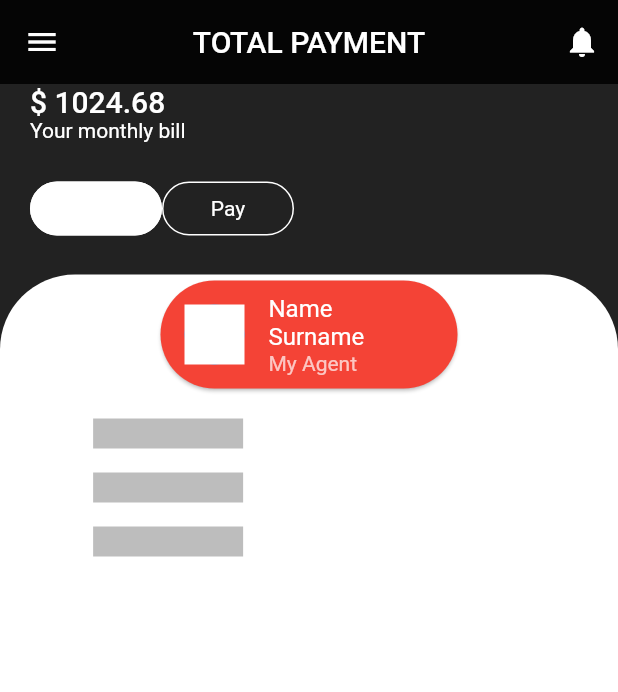
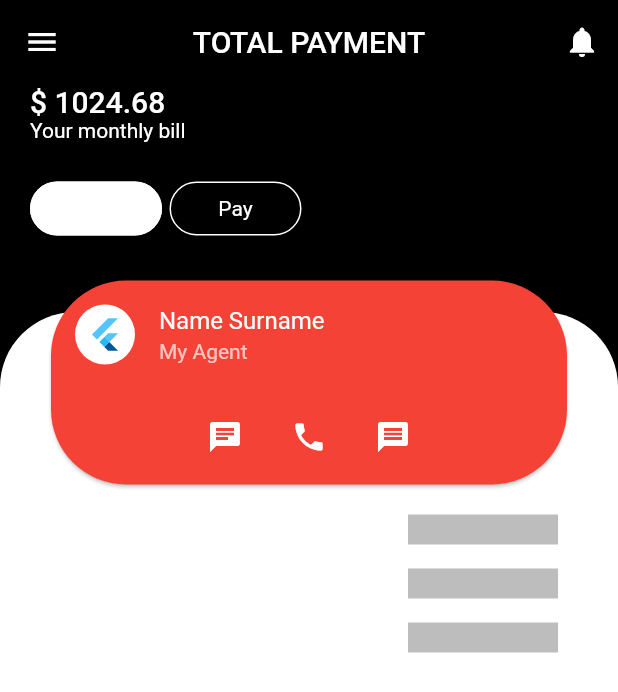
Before and after one commit to AndreyZhartun/flutter-insurance, a Flutter app: the screen it shows after launch, on a phone screen of 412 x 824 dp. Shown: the top 692 px of the screen. Run offline on Flutter 3.47's test engine with Material 2 defaults, Android fonts, the phone set to English and light mode, and no system bars.

Commit message:
карта агента, фиксы паддингов

```diff
--- a/lib/main.dart
+++ b/lib/main.dart
@@ -14,8 +14,8 @@ class MyApp extends StatelessWidget {
       debugShowCheckedModeBanner: false,
       theme: ThemeData(
         //primarySwatch: Colors.black,
-        scaffoldBackgroundColor: Colors.black87,
-        accentColor: Colors.black26,
+        scaffoldBackgroundColor: Colors.black,
+        //accentColor: Colors.black26,
         textTheme: Typography.whiteMountainView,
         accentTextTheme: Typography.blackMountainView,
         iconTheme: IconThemeData(
--- a/lib/profile.dart
+++ b/lib/profile.dart
@@ -4,7 +4,10 @@ import 'package:flutter/material.dart';
 class Profile extends StatelessWidget {
   @override
   Widget build(BuildContext context) {
+    //theming
     TextTheme textTheme = Theme.of(context).textTheme;
+    double horizontalPadding = 20;
+    double verticalPadding = 20;
     return Scaffold(
       appBar: AppBar(
         backgroundColor: Theme.of(context).scaffoldBackgroundColor,
@@ -27,22 +30,22 @@ class Profile extends StatelessWidget {
         crossAxisAlignment: CrossAxisAlignment.start,
         children: <Widget>[
           Padding(
-            padding: const EdgeInsets.symmetric(horizontal: 20.0),
+            padding: EdgeInsets.symmetric(horizontal: horizontalPadding),
             child: Text(
               '\$ 1024.68',
               style: textTheme.headline6,
             ),
           ),
           Padding(
-            padding: const EdgeInsets.symmetric(horizontal: 20.0),
+            padding: EdgeInsets.symmetric(horizontal: horizontalPadding),
             child: Text(
               'Your monthly bill',
               style: textTheme.bodyText2,
             ),
           ),
           Padding(
-            padding:
-                const EdgeInsets.symmetric(horizontal: 20.0, vertical: 20.0),
+            padding: EdgeInsets.symmetric(
+                horizontal: horizontalPadding, vertical: verticalPadding),
             child: Row(
               children: <Widget>[
                 FlatButton(
@@ -57,6 +60,7 @@ class Profile extends StatelessWidget {
                     borderRadius: BorderRadius.circular(100),
                   ),
                 ),
+                SizedBox(width: 5),
                 FlatButton(
                   onPressed: () {},
                   child: Text('Pay', style: textTheme.bodyText2),
@@ -78,8 +82,13 @@ class Profile extends StatelessWidget {
 class _TypesList extends StatelessWidget {
   @override
   Widget build(BuildContext context) {
+    //theming
     Radius _radius = Radius.circular(50);
     return Expanded(
+      child: Stack(
+        children: <Widget>[
+          Padding(
+            padding: const EdgeInsets.only(top: 25),
             child: Container(
               decoration: BoxDecoration(
                 color: Colors.white,
@@ -88,14 +97,18 @@ class _TypesList extends StatelessWidget {
                   topRight: _radius,
                 ),
               ),
-        child: Column(
+            ),
+          ),
+          Column(
+            crossAxisAlignment: CrossAxisAlignment.start,
             children: <Widget>[
               _AgentCard(),
-            _TypesListItem(type: 'type1', sum: '650.24'),
-            _TypesListItem(type: 'type2', sum: '205.12'),
-            _TypesListItem(type: 'type3', sum: '350.67'),
+              _TypesListItem(type: 'Home Insurance', sum: '650.24'),
+              _TypesListItem(type: 'Home Insurance', sum: '205.12'),
+              _TypesListItem(type: 'Home Insurance', sum: '350.67'),
             ],
           ),
+        ],
       ),
     );
   }
@@ -104,9 +117,14 @@ class _TypesList extends StatelessWidget {
 class _AgentCard extends StatelessWidget {
   @override
   Widget build(BuildContext context) {
-    return FractionallySizedBox(
-      //TODO pad 1/8 - card - 3/8
-      widthFactor: 0.5,
+    double horizontalPadding = 30;
+    return Padding(
+      padding: EdgeInsets.only(
+        left: horizontalPadding,
+        right: horizontalPadding,
+      ),
+      child: FractionallySizedBox(
+        //widthFactor: 0.5,
         child: Card(
           shape: RoundedRectangleBorder(
             side: BorderSide.none,
@@ -117,14 +135,31 @@ class _AgentCard extends StatelessWidget {
             children: <Widget>[
               ListTile(
                 leading: CircleAvatar(
-                child: Container(
-                  color: Colors.white,
-                ),
+                  child: FlutterLogo(),
+                  backgroundColor: Colors.white,
                 ),
                 title: Text('Name Surname'),
                 subtitle: Text('My Agent'),
               ),
+              ButtonBar(
+                alignment: MainAxisAlignment.center,
+                children: [
+                  IconButton(
+                    icon: Icon(Icons.chat),
+                    onPressed: () {},
+                  ),
+                  IconButton(
+                    icon: Icon(Icons.phone),
+                    onPressed: () {},
+                  ),
+                  IconButton(
+                    icon: Icon(Icons.message),
+                    onPressed: () {},
+                  ),
                 ],
+              ),
+            ],
+          ),
         ),
       ),
     );
@@ -143,9 +178,16 @@ class _TypesListItem extends StatelessWidget {
   @override
   Widget build(BuildContext context) {
     TextTheme textTheme = Theme.of(context).accentTextTheme;
-    return Row(
+    double horizontalPadding = 20;
+    double verticalPadding = 20;
+    return Padding(
+      padding: EdgeInsets.symmetric(horizontal: horizontalPadding),
+      child: Row(
+        mainAxisAlignment: MainAxisAlignment.spaceBetween,
         children: <Widget>[
-        Column(
+          Expanded(
+            child: Column(
+              crossAxisAlignment: CrossAxisAlignment.start,
               children: <Widget>[
                 Text(
                   type,
@@ -157,7 +199,10 @@ class _TypesListItem extends StatelessWidget {
                 ),
               ],
             ),
-        Column(
+          ),
+          Padding(
+            padding: EdgeInsets.symmetric(horizontal: horizontalPadding),
+            child: Column(
               children: <Widget>[
                 Text(
                   'last month',
@@ -172,7 +217,9 @@ class _TypesListItem extends StatelessWidget {
                     )),
               ],
             ),
+          ),
         ],
+      ),
     );
   }
 }
```
Lines whose indentation alone changed are shown as unchanged.
